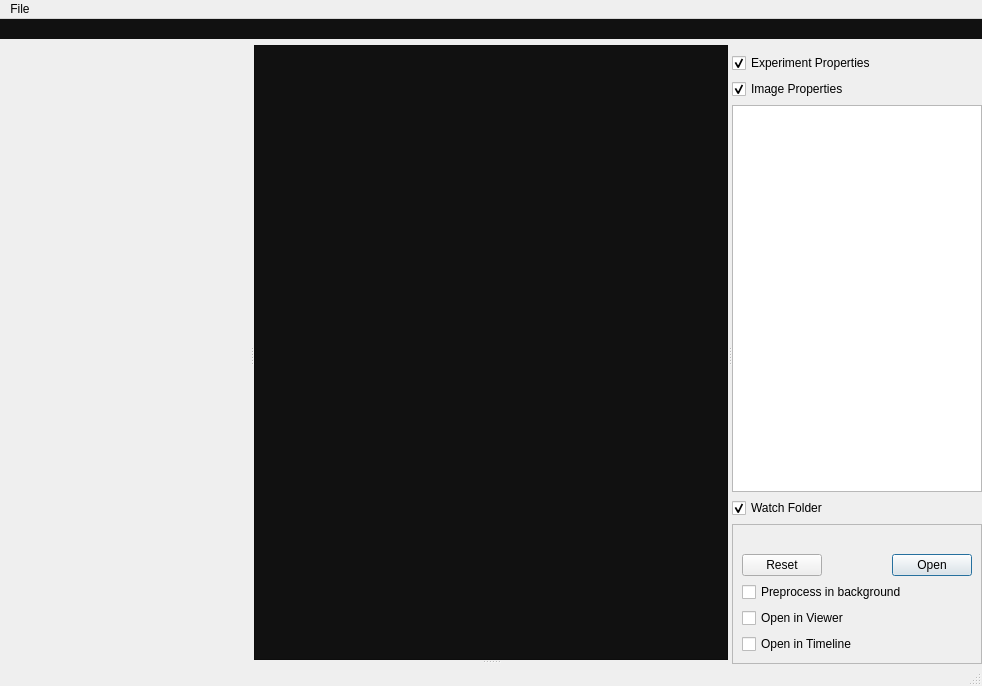
Qt form gui/mainwindow.ui (ronpandolfi/Xi-cam) before a commit.
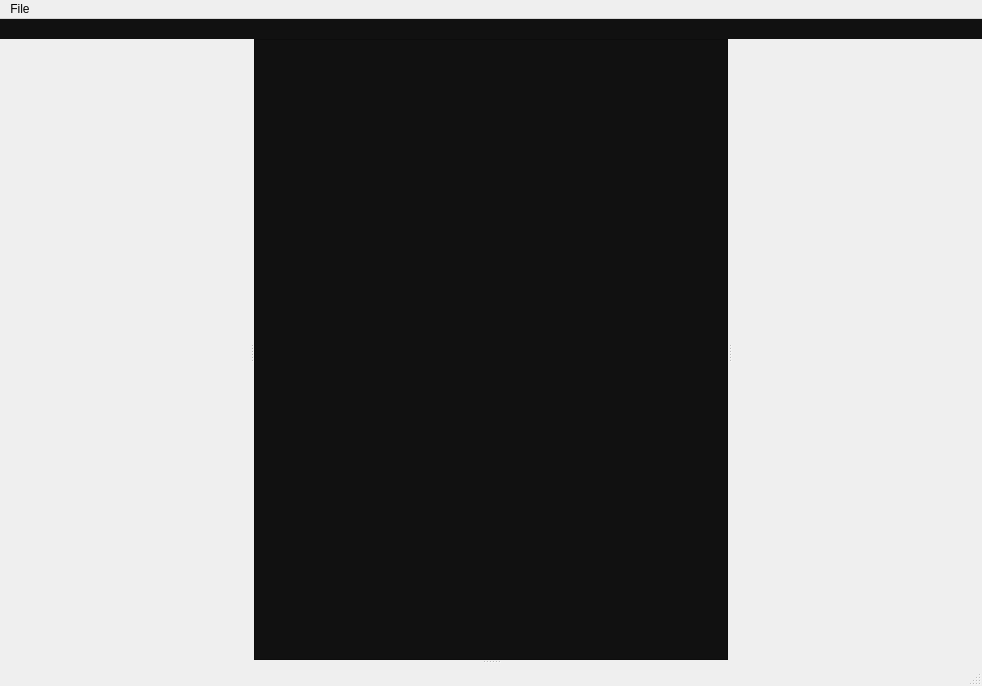
The same form after that commit. The open tabs and pages were chosen to show the change. Icons and pictures are not drawn.

Commit message: Fix tree icon size issue. Disable movie. Fix icons that were overwritten. UI spacing adjustment.

The edit to the form file:
```diff
--- a/gui/mainwindow.ui
+++ b/gui/mainwindow.ui
@@ -30,6 +30,9 @@
     </sizepolicy>
    </property>
       <layout class="QVBoxLayout" name="verticalLayout">
+          <property name="spacing">
+              <number>0</number>
+          </property>
     <property name="margin">
      <number>0</number>
     </property>
@@ -178,7 +181,7 @@
                                  <x>0</x>
                                  <y>0</y>
                                  <width>466</width>
-                                 <height>512</height>
+                                 <height>520</height>
                              </rect>
                          </property>
                      </widget>
@@ -388,152 +391,9 @@
               </size>
           </property>
        <property name="currentIndex">
-           <number>1</number>
-       </property>
-       <widget class="QWidget" name="page_5">
-        <layout class="QVBoxLayout" name="verticalLayout_4">
-         <property name="margin">
           <number>0</number>
          </property>
-         <item>
-          <layout class="QVBoxLayout" name="verticalLayout_3">
-              <property name="topMargin">
-                  <number>4</number>
-              </property>
-           <item>
-               <spacer name="verticalSpacer_4">
-                   <property name="orientation">
-                       <enum>Qt::Vertical</enum>
-                   </property>
-                   <property name="sizeType">
-                       <enum>QSizePolicy::Fixed</enum>
-                   </property>
-                   <property name="sizeHint" stdset="0">
-                       <size>
-                           <width>1</width>
-                           <height>4</height>
-                       </size>
-                   </property>
-               </spacer>
-           </item>
-              <item>
-            <widget class="QCheckBox" name="experimentfold">
-             <property name="text">
-              <string>Experiment Properties</string>
-             </property>
-             <property name="checked">
-              <bool>true</bool>
-             </property>
-             <property name="isFoldingTab" stdset="0">
-              <bool>true</bool>
-             </property>
-            </widget>
-           </item>
-           <item>
-            <layout class="QVBoxLayout" name="propertiesBox"/>
-           </item>
-           <item>
-               <widget class="QCheckBox" name="propertiesfold">
-                   <property name="text">
-                       <string>Image Properties</string>
-                   </property>
-                   <property name="checked">
-                       <bool>true</bool>
-                   </property>
-                   <property name="isFoldingTab" stdset="0">
-                       <bool>true</bool>
-                   </property>
-               </widget>
-           </item>
-              <item>
-                  <widget class="QTableView" name="propertytable">
-                      <attribute name="horizontalHeaderVisible">
-                          <bool>false</bool>
-                      </attribute>
-                      <attribute name="verticalHeaderVisible">
-                          <bool>false</bool>
-                      </attribute>
-                  </widget>
-              </item>
-              <item>
-            <widget class="QCheckBox" name="watchfold">
-             <property name="text">
-              <string>Watch Folder</string>
-             </property>
-             <property name="checked">
-              <bool>true</bool>
-             </property>
-             <property name="isFoldingTab" stdset="0">
-              <bool>true</bool>
-             </property>
-            </widget>
-           </item>
-           <item>
-            <widget class="QFrame" name="watchframe">
-             <property name="sizePolicy">
-              <sizepolicy hsizetype="Preferred" vsizetype="Maximum">
-               <horstretch>0</horstretch>
-               <verstretch>0</verstretch>
-              </sizepolicy>
-             </property>
-             <property name="frameShape">
-              <enum>QFrame::StyledPanel</enum>
-             </property>
-             <property name="frameShadow">
-              <enum>QFrame::Sunken</enum>
-             </property>
-             <layout class="QVBoxLayout" name="verticalLayout_9">
-              <item>
-               <widget class="QLabel" name="watchfolderpath">
-                <property name="text">
-                 <string/>
-                </property>
-               </widget>
-              </item>
-              <item>
-               <widget class="QDialogButtonBox" name="watchbuttons">
-                <property name="standardButtons">
-                 <set>QDialogButtonBox::Open|QDialogButtonBox::Reset</set>
-                </property>
-               </widget>
-              </item>
-              <item>
-               <widget class="QCheckBox" name="autoPreprocess">
-                <property name="enabled">
-                 <bool>true</bool>
-                </property>
-                <property name="text">
-                 <string>Preprocess in background</string>
-                </property>
-                <property name="checkable">
-                 <bool>true</bool>
-                </property>
-               </widget>
-              </item>
-              <item>
-               <widget class="QCheckBox" name="autoView">
-                <property name="text">
-                 <string>Open in Viewer</string>
-                </property>
-               </widget>
-              </item>
-              <item>
-               <widget class="QCheckBox" name="autoTimeline">
-                <property name="enabled">
-                 <bool>true</bool>
-                </property>
-                <property name="text">
-                 <string>Open in Timeline</string>
-                </property>
-               </widget>
-              </item>
-             </layout>
-            </widget>
-           </item>
-          </layout>
-         </item>
-        </layout>
-       </widget>
+                <widget class="QWidget" name="page_5"/>
        <widget class="QWidget" name="page_4">
         <layout class="QVBoxLayout" name="verticalLayout_10">
          <property name="margin">
```
Lines whose indentation alone changed are shown as unchanged. The commit also changes 6 other files.
